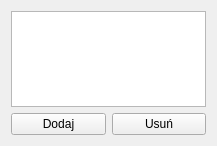
Old version of the form gui/ui_attachmentcontrolpluginbase.ui in the repository gis-support/qgis_attachments.
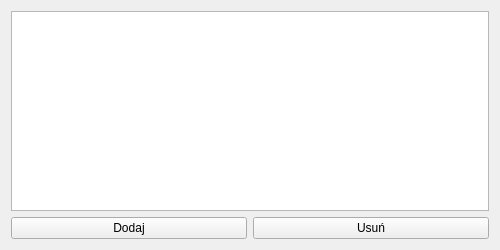
New version of the form.

Commit message: QGS-60 Zmiana obsługi błędu URL i rozmiaru okna

```diff
--- a/gui/ui_attachmentcontrolpluginbase.ui
+++ b/gui/ui_attachmentcontrolpluginbase.ui
@@ -6,8 +6,8 @@
    <rect>
     <x>0</x>
     <y>0</y>
-    <width>217</width>
-    <height>146</height>
+    <width>500</width>
+    <height>250</height>
    </rect>
   </property>
   <property name="sizePolicy">
@@ -16,6 +16,12 @@
     <verstretch>0</verstretch>
    </sizepolicy>
   </property>
+  <property name="minimumSize">
+   <size>
+    <width>500</width>
+    <height>250</height>
+   </size>
+  </property>
   <property name="windowTitle">
    <string>Form</string>
   </property>
```
The commit also changes 1 other file.
